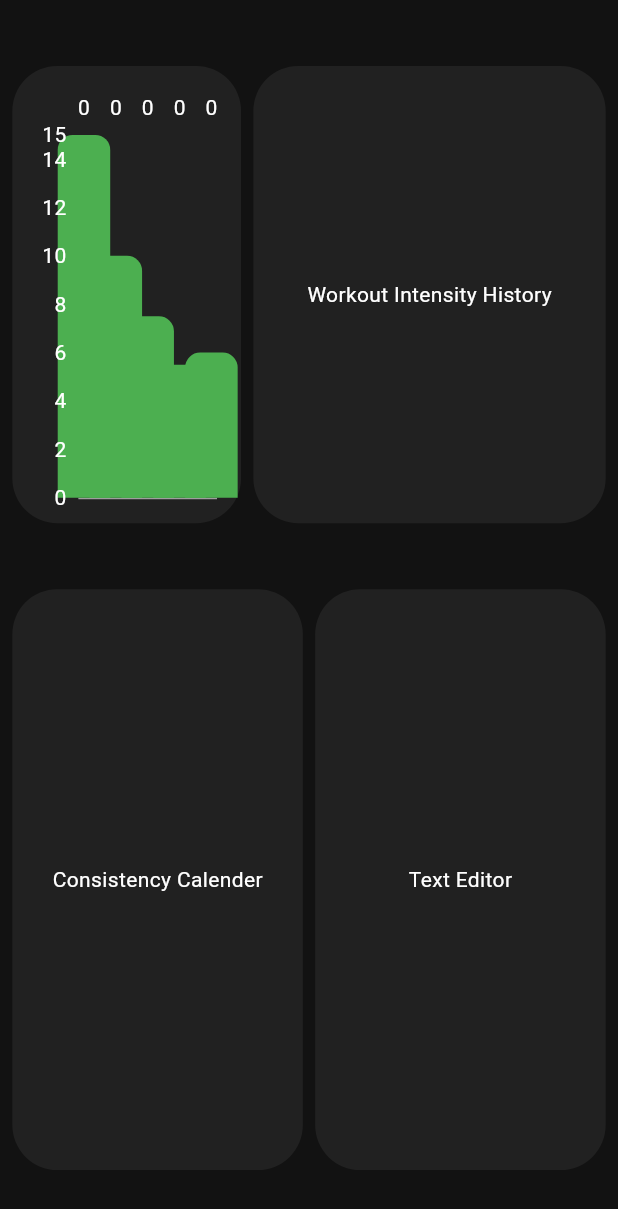
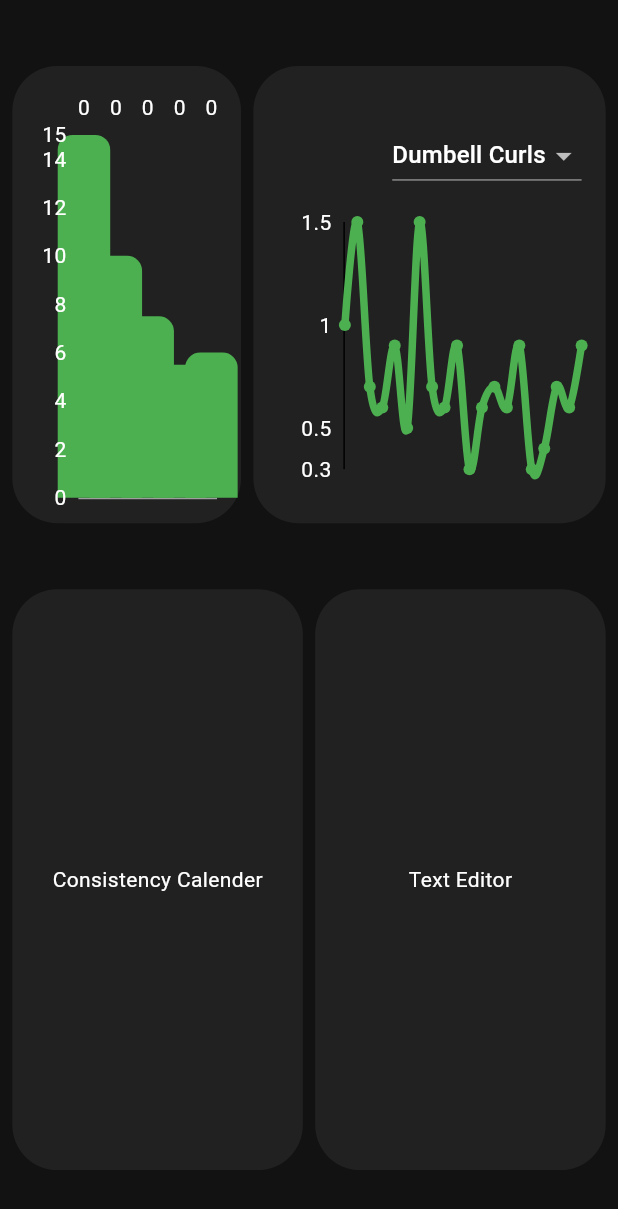
Before and after one commit to C41f0N/workout_dashboard, a Flutter app: the screen it shows after launch, on a phone screen of 412 x 824 dp. Shown: the top 1209 px of the screen. Run offline on Flutter 3.47's test engine with Material 3 defaults, Android fonts, the phone set to English and light mode, and no system bars; drawn by our look-alikes of fl_chart.

Commit message:
added workout intensity history

```diff
--- a/lib/pages/home.dart
+++ b/lib/pages/home.dart
@@ -31,7 +31,7 @@ class _HomeState extends State<Home> {
                   child: Padding(
                     padding: const EdgeInsets.fromLTRB(0, 16, 16, 16),
                     child: BarChart(
-                      swapAnimationDuration: Duration(seconds: 1),
+                      swapAnimationDuration: const Duration(seconds: 1),
                       BarChartData(
                         alignment: BarChartAlignment.spaceEvenly,
                         gridData: const FlGridData(show: false),
@@ -136,7 +136,74 @@ class _HomeState extends State<Home> {
                     borderRadius: BorderRadius.circular(30),
                   ),
                   alignment: Alignment.center,
-                  child: const Text("Workout Intensity History"),
+                  child: Padding(
+                    padding: const EdgeInsets.all(16.0),
+                    child: Column(
+                      mainAxisAlignment: MainAxisAlignment.spaceEvenly,
+                      crossAxisAlignment: CrossAxisAlignment.start,
+                      children: [
+                        Row(
+                          mainAxisAlignment: MainAxisAlignment.end,
+                          children: [
+                            DropdownButton(
+                              items: [
+                                DropdownMenuItem(child: Text("Dumbell Curls"))
+                              ],
+                              onChanged: (x) {},
+                            ),
+                          ],
+                        ),
+                        SizedBox(
+                          height: MediaQuery.of(context).size.height * 0.2,
+                          width: MediaQuery.of(context).size.width * 0.5,
+                          child: LineChart(
+                            LineChartData(
+                              gridData: const FlGridData(show: false),
+                              borderData: FlBorderData(
+                                border: const Border(
+                                  left: BorderSide(),
+                                ),
+                              ),
+                              titlesData: const FlTitlesData(
+                                topTitles: AxisTitles(),
+                                bottomTitles: AxisTitles(),
+                                rightTitles: AxisTitles(),
+                              ),
+                              lineBarsData: [
+                                LineChartBarData(
+                                  isCurved: true,
+                                  color: Theme.of(context).colorScheme.primary,
+                                  barWidth: 5,
+                                  spots: [
+                                    const FlSpot(0, 1),
+                                    const FlSpot(1, 1.5),
+                                    const FlSpot(2, 0.7),
+                                    const FlSpot(3, 0.6),
+                                    const FlSpot(4, 0.9),
+                                    const FlSpot(5, 0.5),
+                                    const FlSpot(6, 1.5),
+                                    const FlSpot(7, 0.7),
+                                    const FlSpot(8, 0.6),
+                                    const FlSpot(9, 0.9),
+                                    const FlSpot(10, 0.3),
+                                    const FlSpot(11, 0.6),
+                                    const FlSpot(12, 0.7),
+                                    const FlSpot(13, 0.6),
+                                    const FlSpot(14, 0.9),
+                                    const FlSpot(15, 0.3),
+                                    const FlSpot(16, 0.4),
+                                    const FlSpot(17, 0.7),
+                                    const FlSpot(18, 0.6),
+                                    const FlSpot(19, 0.9),
+                                  ],
+                                )
+                              ],
+                            ),
+                          ),
+                        ),
+                      ],
+                    ),
+                  ),
                 ),
               ],
             ),
```
